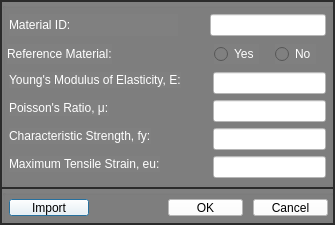
This is Source/gui/msasect/ui/AddMaterial.ui in LIGUANHUA2021/Mastan3_FGB as Qt 5 draws it before an edit. The edited form follows.
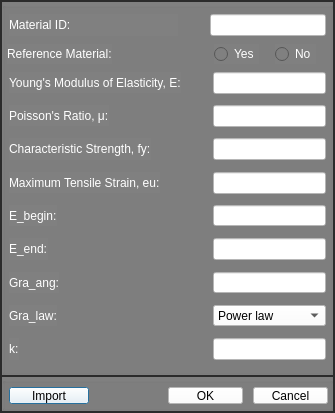
This is the edited form.

The edit to the form file:
```diff
--- a/Source/gui/msasect/ui/AddMaterial.ui
+++ b/Source/gui/msasect/ui/AddMaterial.ui
@@ -7,7 +7,7 @@
     <x>0</x>
     <y>0</y>
     <width>335</width>
-    <height>225</height>
+    <height>413</height>
    </rect>
   </property>
   <property name="sizePolicy">
@@ -25,7 +25,7 @@
   <property name="maximumSize">
    <size>
     <width>335</width>
-    <height>225</height>
+    <height>2250</height>
    </size>
   </property>
   <property name="windowTitle">
@@ -375,6 +375,115 @@
           </property>
          </widget>
         </item>
+        <item row="4" column="0">
+         <widget class="QLabel" name="label_3">
+          <property name="text">
+           <string>E_begin:</string>
+          </property>
+         </widget>
+        </item>
+        <item row="6" column="0">
+         <widget class="QLabel" name="label_5">
+          <property name="text">
+           <string>Gra_ang:</string>
+          </property>
+         </widget>
+        </item>
+        <item row="7" column="0">
+         <widget class="QLabel" name="Gra_law_label">
+          <property name="text">
+           <string>Gra_law:</string>
+          </property>
+         </widget>
+        </item>
+        <item row="8" column="0">
+         <widget class="QLabel" name="label_7">
+          <property name="text">
+           <string>k:</string>
+          </property>
+         </widget>
+        </item>
+        <item row="4" column="1">
+         <widget class="QLineEdit" name="E_begin_lineEdit">
+          <property name="styleSheet">
+           <string notr="true">*{	
+	font: 10pt &quot;Times New Roman&quot;;
+	color: rgb(0, 0, 0);
+	background: rgb(255, 255, 255);
+}
+</string>
+          </property>
+         </widget>
+        </item>
+        <item row="5" column="1">
+         <widget class="QLineEdit" name="E_end_lineEdit">
+          <property name="styleSheet">
+           <string notr="true">*{	
+	font: 10pt &quot;Times New Roman&quot;;
+	color: rgb(0, 0, 0);
+	background: rgb(255, 255, 255);
+}
+</string>
+          </property>
+         </widget>
+        </item>
+        <item row="6" column="1">
+         <widget class="QLineEdit" name="Gra_ang_lineEdit">
+          <property name="styleSheet">
+           <string notr="true">*{	
+	font: 10pt &quot;Times New Roman&quot;;
+	color: rgb(0, 0, 0);
+	background: rgb(255, 255, 255);
+}
+</string>
+          </property>
+         </widget>
+        </item>
+        <item row="8" column="1">
+         <widget class="QLineEdit" name="lineEdit_5">
+          <property name="styleSheet">
+           <string notr="true">*{	
+	font: 10pt &quot;Times New Roman&quot;;
+	color: rgb(0, 0, 0);
+	background: rgb(255, 255, 255);
+}
+</string>
+          </property>
+         </widget>
+        </item>
+        <item row="5" column="0">
+         <widget class="QLabel" name="label_4">
+          <property name="text">
+           <string>E_end:</string>
+          </property>
+         </widget>
+        </item>
+        <item row="7" column="1">
+         <widget class="QComboBox" name="comboBox">
+          <property name="styleSheet">
+           <string notr="true">*{	
+	font: 9pt &quot;Segoe UI&quot;;
+	color: rgb(0, 0, 0);
+	background: rgb(255, 255, 255);
+}</string>
+          </property>
+          <item>
+           <property name="text">
+            <string>Power law</string>
+           </property>
+          </item>
+          <item>
+           <property name="text">
+            <string>Exponential law</string>
+           </property>
+          </item>
+          <item>
+           <property name="text">
+            <string>Sigmoid law</string>
+           </property>
+          </item>
+         </widget>
+        </item>
        </layout>
       </item>
      </layout>
```
